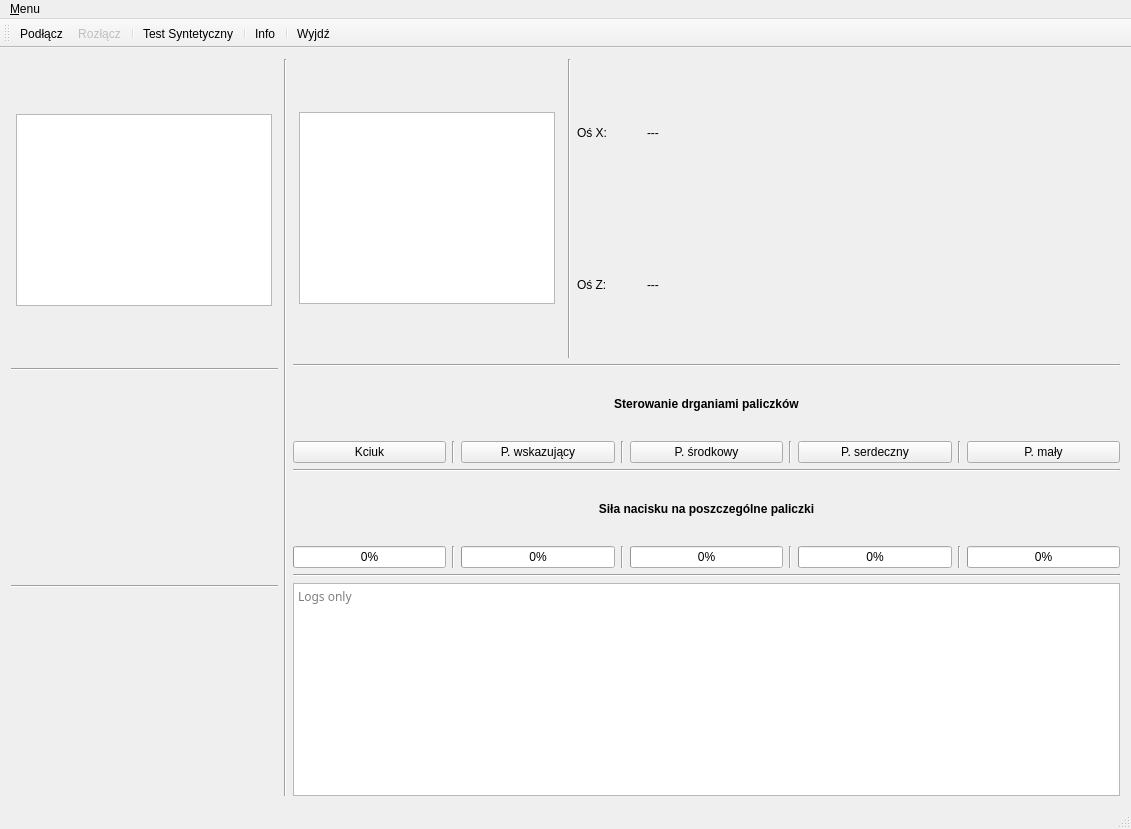
Old version of the form qt_rekawica/ui/mainwindow.ui in the repository jjmgab/WDS_Rekawica-sensoryczna_Qt.
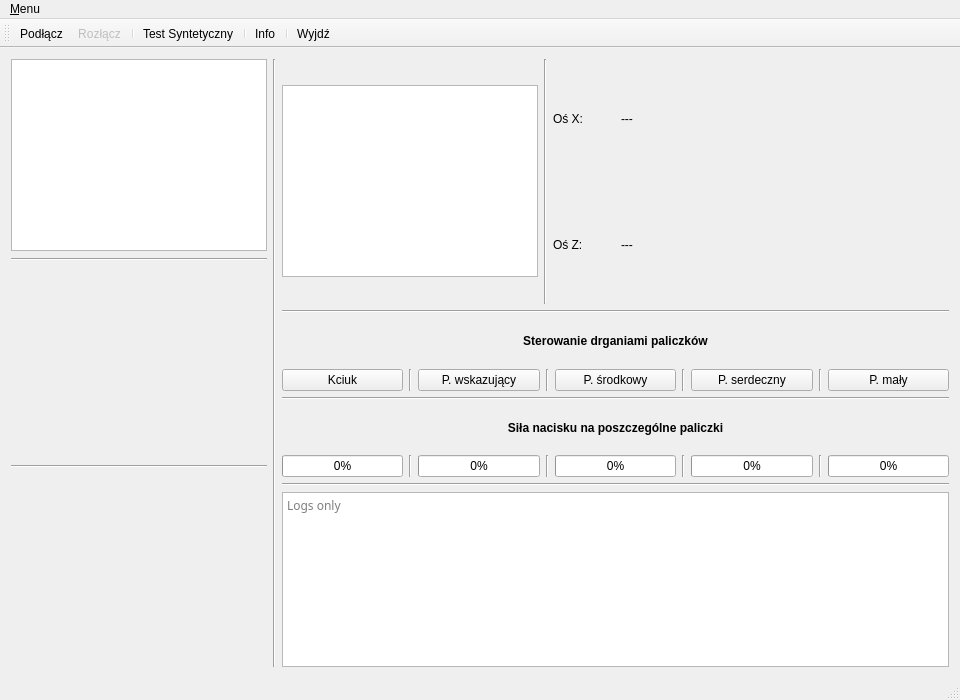
New version of the form. Icons and pictures are not drawn. Custom widgets are drawn as their Qt base class.

```diff
--- a/qt_rekawica/ui/mainwindow.ui
+++ b/qt_rekawica/ui/mainwindow.ui
@@ -6,8 +6,8 @@
    <rect>
     <x>0</x>
     <y>0</y>
-    <width>1131</width>
-    <height>829</height>
+    <width>960</width>
+    <height>700</height>
    </rect>
   </property>
   <property name="sizePolicy">
@@ -19,7 +19,7 @@
   <property name="minimumSize">
    <size>
     <width>0</width>
-    <height>0</height>
+    <height>700</height>
    </size>
   </property>
   <property name="maximumSize">
@@ -73,7 +73,7 @@
     <item row="0" column="1">
      <layout class="QVBoxLayout" name="layout_mainInfo" stretch="7,5,5">
       <item>
-       <layout class="QHBoxLayout" name="layout_orientation" stretch="2,1,1,3">
+       <layout class="QHBoxLayout" name="layout_orientation" stretch="3,3,3,6">
         <item alignment="Qt::AlignHCenter|Qt::AlignVCenter">
          <widget class="QGraphicsView" name="graphics_handOrientation">
           <property name="sizePolicy">
@@ -493,9 +493,9 @@
      </layout>
     </item>
     <item row="0" column="0">
-     <layout class="QHBoxLayout" name="layout_handVisualization" stretch="2,1">
+     <layout class="QHBoxLayout" name="layout_handVisualization" stretch="4,1">
       <item>
-       <layout class="QVBoxLayout" name="layout_visualization" stretch="3,1,2,1,2">
+       <layout class="QVBoxLayout" name="layout_visualization" stretch="2,1,2,1,2">
         <item alignment="Qt::AlignHCenter|Qt::AlignVCenter">
          <widget class="QGraphicsView" name="graphics_handVisualization">
           <property name="sizePolicy">
@@ -618,7 +618,7 @@
     <rect>
      <x>0</x>
      <y>0</y>
-     <width>1131</width>
+     <width>960</width>
      <height>25</height>
     </rect>
    </property>
```
Left out of the diff: 4 changed lines with no effect on the pictures.
